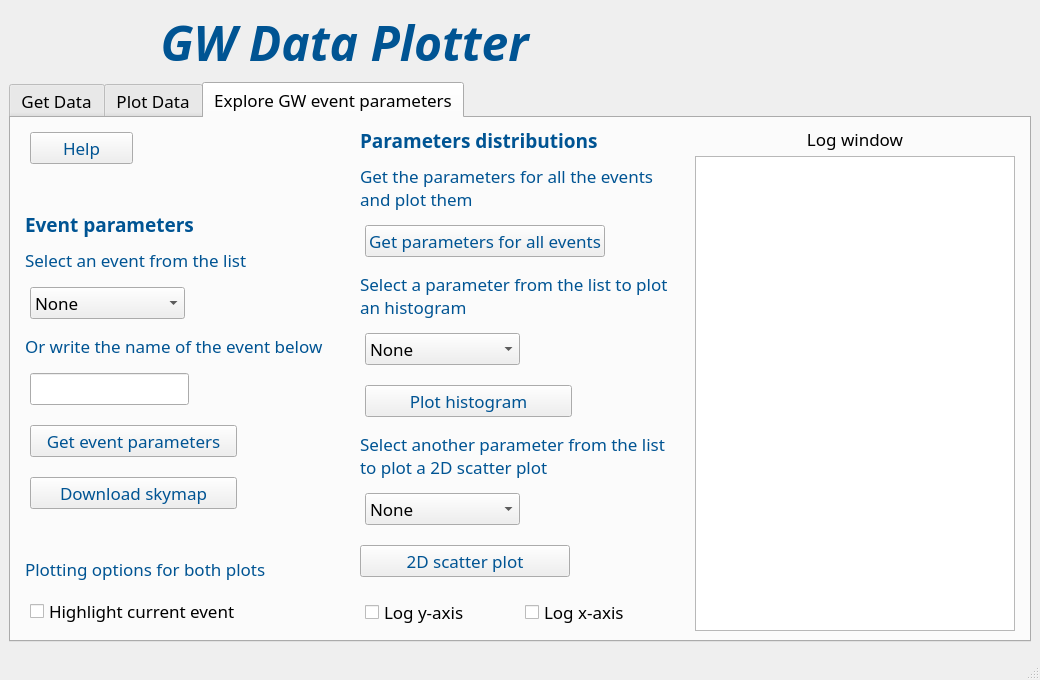
Before: the Qt Designer form layout.ui in piosif/GW_Data_Plotter_test_doc_sphinx, drawn with Qt 5.
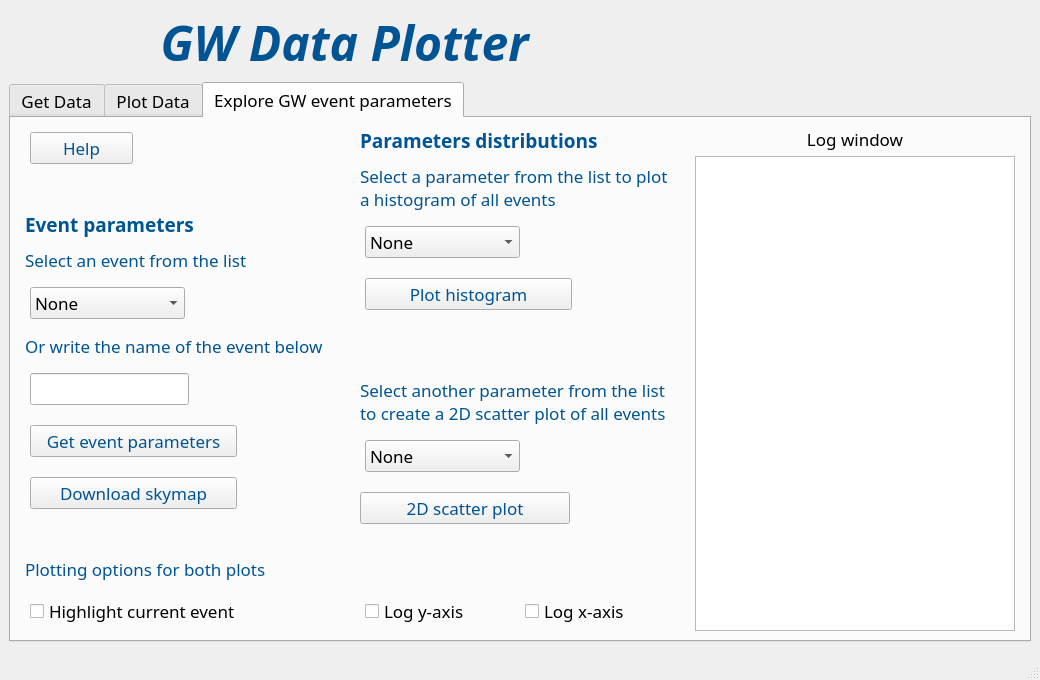
After: the same form once the commit is applied. The open tabs and pages were chosen to show the change. Icons and pictures are not drawn.

Commit message: removed tab3:all_events button, added tooltips on tab3 buttons

```diff
--- a/layout.ui
+++ b/layout.ui
@@ -2110,102 +2110,10 @@
               </property>
              </widget>
             </item>
-            <item>
-             <widget class="QLabel" name="label_36">
-              <property name="minimumSize">
-               <size>
-                <width>300</width>
-                <height>0</height>
-               </size>
-              </property>
-              <property name="text">
-               <string>&lt;html&gt;&lt;head/&gt;&lt;body&gt;&lt;p&gt;&lt;span style=&quot; color:#005493;&quot;&gt;Get the parameters for all the events and plot them &lt;/span&gt;&lt;/p&gt;&lt;/body&gt;&lt;/html&gt;</string>
-              </property>
-              <property name="wordWrap">
-               <bool>true</bool>
-              </property>
-             </widget>
-            </item>
-            <item>
-             <layout class="QHBoxLayout" name="horizontalLayout_15" stretch="2,1">
-              <property name="spacing">
-               <number>10</number>
-              </property>
-              <property name="leftMargin">
-               <number>5</number>
-              </property>
-              <property name="topMargin">
-               <number>5</number>
-              </property>
-              <property name="rightMargin">
-               <number>5</number>
-              </property>
-              <property name="bottomMargin">
-               <number>5</number>
-              </property>
-              <item>
-               <widget class="QPushButton" name="pushButton_12">
-                <property name="font">
-                 <font>
-                  <family>Montserrat</family>
-                  <pointsize>13</pointsize>
-                 </font>
-                </property>
-                <property name="autoFillBackground">
-                 <bool>false</bool>
-                </property>
-                <property name="styleSheet">
-                 <string notr="true">color: rgb(0, 84, 147);</string>
-                </property>
-                <property name="text">
-                 <string>Get parameters for all events</string>
-                </property>
-                <property name="autoRepeat">
-                 <bool>false</bool>
-                </property>
-                <property name="autoExclusive">
-                 <bool>false</bool>
-                </property>
-                <property name="default">
-                 <bool>false</bool>
-                </property>
-                <property name="flat">
-                 <bool>false</bool>
-                </property>
-               </widget>
-              </item>
-              <item>
-               <spacer name="horizontalSpacer_39">
-                <property name="orientation">
-                 <enum>Qt::Orientation::Horizontal</enum>
-                </property>
-                <property name="sizeHint" stdset="0">
-                 <size>
-                  <width>40</width>
-                  <height>20</height>
-                 </size>
-                </property>
-               </spacer>
-              </item>
-             </layout>
-            </item>
-            <item>
-             <spacer name="verticalSpacer_15">
-              <property name="orientation">
-               <enum>Qt::Orientation::Vertical</enum>
-              </property>
-              <property name="sizeHint" stdset="0">
-               <size>
-                <width>20</width>
-                <height>40</height>
-               </size>
-              </property>
-             </spacer>
-            </item>
             <item>
              <widget class="QLabel" name="label_42">
               <property name="text">
-               <string>&lt;html&gt;&lt;head/&gt;&lt;body&gt;&lt;p&gt;&lt;span style=&quot; color:#005493;&quot;&gt;Select a parameter from the list to plot an histogram&lt;/span&gt;&lt;/p&gt;&lt;/body&gt;&lt;/html&gt;</string>
+               <string>&lt;html&gt;&lt;head/&gt;&lt;body&gt;&lt;p&gt;&lt;span style=&quot; color:#005493;&quot;&gt;Select a parameter from the list to plot a histogram of all events&lt;/span&gt;&lt;/p&gt;&lt;/body&gt;&lt;/html&gt;</string>
               </property>
               <property name="wordWrap">
                <bool>true</bool>
@@ -2310,10 +2218,23 @@
               </item>
              </layout>
             </item>
+            <item>
+             <spacer name="verticalSpacer_17">
+              <property name="orientation">
+               <enum>Qt::Orientation::Vertical</enum>
+              </property>
+              <property name="sizeHint" stdset="0">
+               <size>
+                <width>20</width>
+                <height>40</height>
+               </size>
+              </property>
+             </spacer>
+            </item>
             <item>
              <widget class="QLabel" name="label_43">
               <property name="text">
-               <string>&lt;html&gt;&lt;head/&gt;&lt;body&gt;&lt;p&gt;&lt;span style=&quot; color:#005493;&quot;&gt;Select another parameter from the list to plot a 2D scatter plot&lt;/span&gt;&lt;/p&gt;&lt;/body&gt;&lt;/html&gt;</string>
+               <string>&lt;html&gt;&lt;head/&gt;&lt;body&gt;&lt;p&gt;&lt;span style=&quot; color:#005493;&quot;&gt;Select another parameter from the list to create a 2D scatter plot of all events&lt;/span&gt;&lt;/p&gt;&lt;/body&gt;&lt;/html&gt;</string>
               </property>
               <property name="wordWrap">
                <bool>true</bool>
```
Left out of the diff: 6 changed lines with no effect on the pictures. The commit also changes 1 other file.
